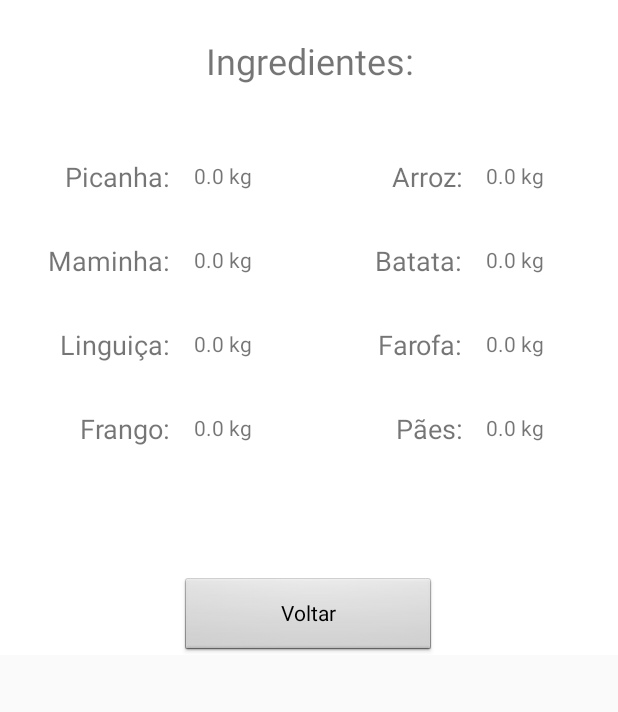
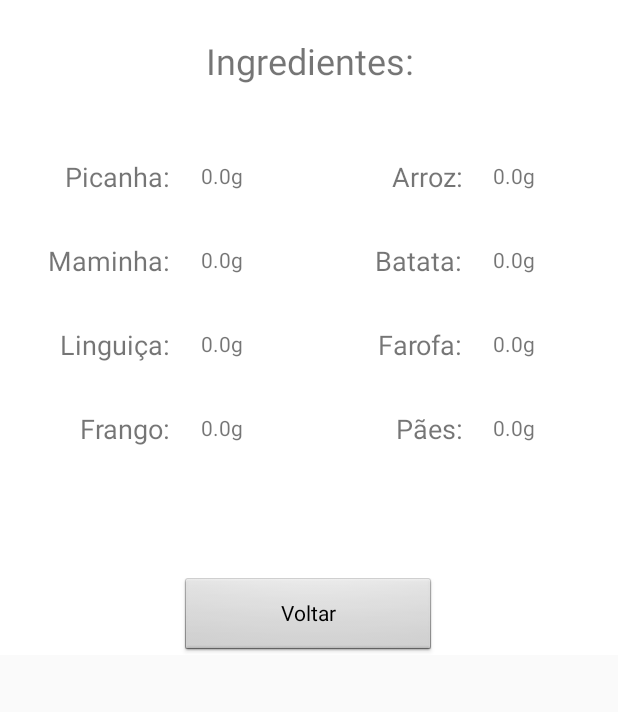
Before and after one commit to NathanSNascimento/PDM-1bi, an Android app: the ResultadoActivity screen opened directly, with no data from a screen before it, on a phone screen of 412 x 824 dp, the part 215-927 px from its top. Run offline under Robolectric (Android 15) with nearby library versions, the phone set to English and light mode, and no system bars; 3 statements that could not run were skipped.

Commit message:
no message

```diff
--- a/app/src/main/java/com/example/churrascometro/ResultadoActivity.kt
+++ b/app/src/main/java/com/example/churrascometro/ResultadoActivity.kt
@@ -40,14 +40,14 @@ class ResultadoActivity : AppCompatActivity() {
         farofa = (homens * 100.0) + (mulheres * 80.0)
         paes = (homens * 1.5) + (mulheres * 1.5)
 
-        text_Picanha.setText(picanha.toString() + " kg")
-        text_Maminha.setText(maminha.toString() + " kg")
-        text_lingui.setText(linguica.toString() + " kg")
-        text_frango.setText(frango.toString() + " kg")
-        text_Arroz.setText(arroz.toString() + " kg")
-        text_batata.setText(batata.toString() + " kg")
-        text_farofa.setText(farofa.toString() + " kg")
-        text_paes.setText(paes.toString() + " kg")
+        text_Picanha.setText(picanha.toString() + "g")
+        text_Maminha.setText(maminha.toString() + "g")
+        text_lingui.setText(linguica.toString() + "g")
+        text_frango.setText(frango.toString() + "g")
+        text_Arroz.setText(arroz.toString() + "g")
+        text_batata.setText(batata.toString() + "g")
+        text_farofa.setText(farofa.toString() + "g")
+        text_paes.setText(paes.toString() + "g")
 
         button_voltar.setOnClickListener {
             finish()
```
